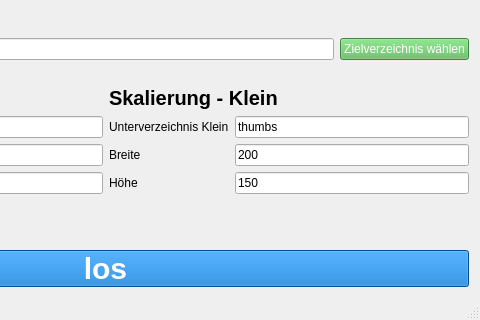
Before: the Qt Designer form qtimageresizer.ui in claudio-walser/QtImageResizer, drawn with Qt 5; both pictures show x 269 to 749 and y 276 to 596 of the 749 by 596 pixel window.
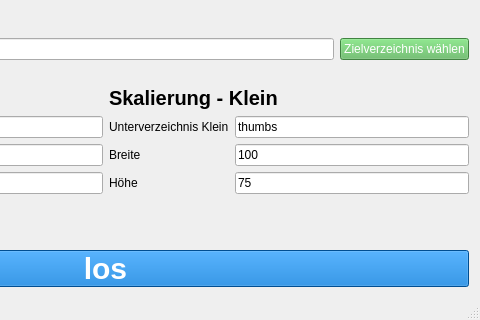
After: the same form once the commit is applied.

Commit message: Right sizes for my gf

Diff of the .ui file:
```diff
--- a/qtimageresizer.ui
+++ b/qtimageresizer.ui
@@ -211,7 +211,7 @@
             <item row="1" column="1">
              <widget class="QLineEdit" name="lineEditWidthSmall">
               <property name="text">
-               <string>200</string>
+               <string>100</string>
               </property>
              </widget>
             </item>
@@ -225,7 +225,7 @@
             <item row="2" column="1">
              <widget class="QLineEdit" name="lineEditHeightSmall">
               <property name="text">
-               <string>150</string>
+               <string>75</string>
               </property>
              </widget>
             </item>
```
